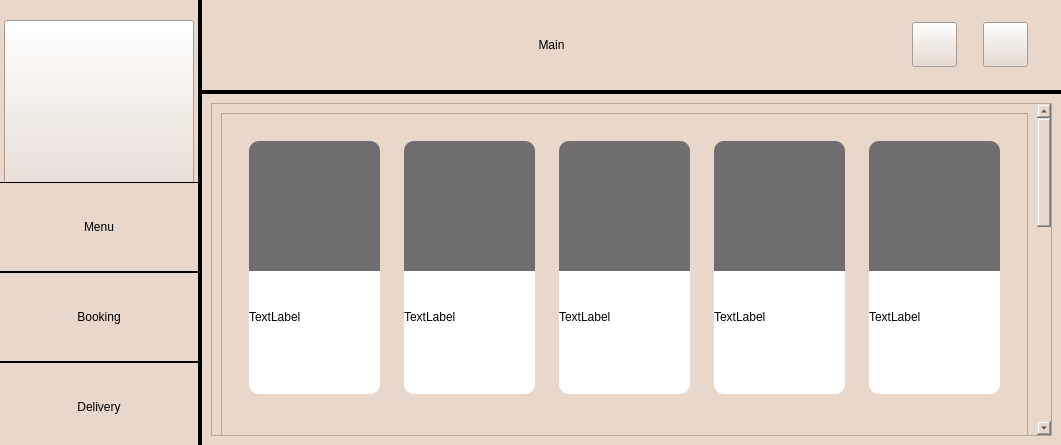
Old version of the form application/menuwindow.ui in the repository redm0unt/OurCafe.
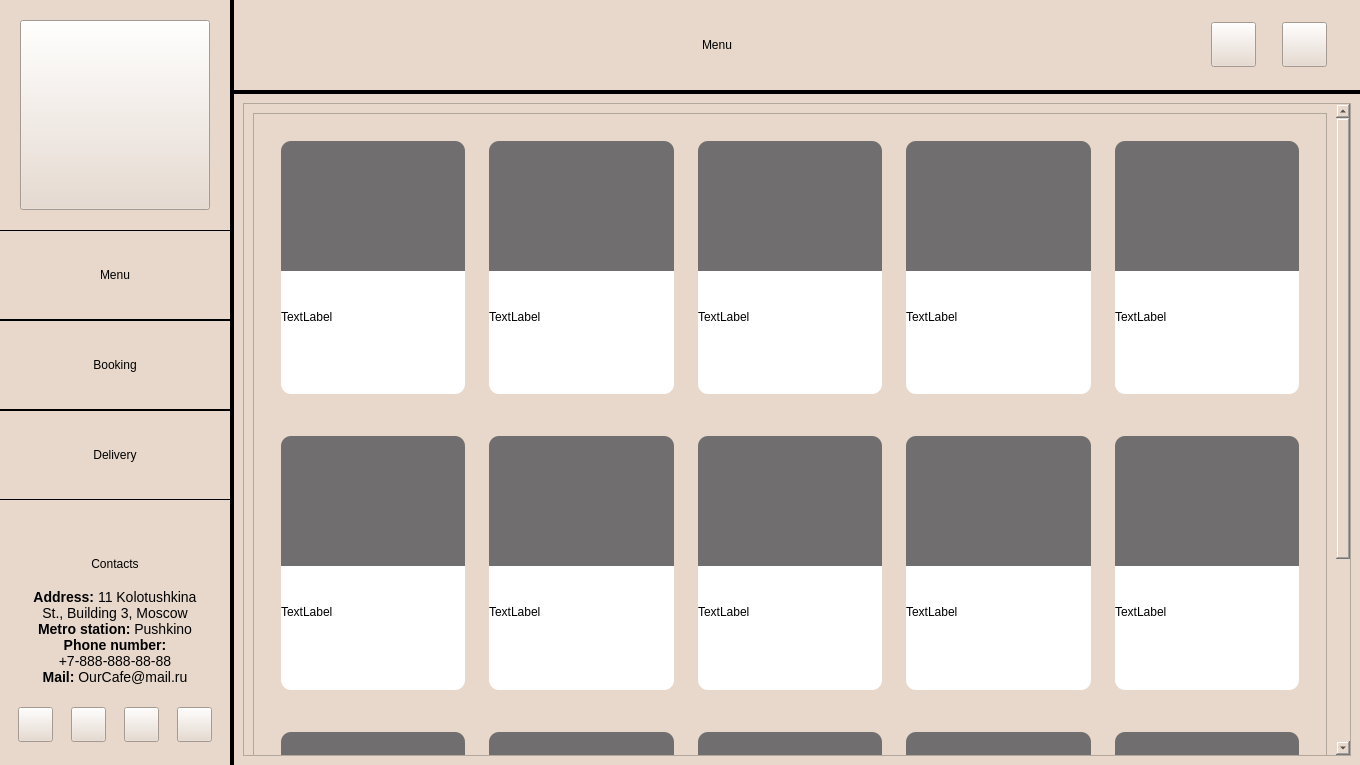
New version of the form. Icons and pictures are not drawn.

Commit message: Crossdevice adjustment. Font normalization

The edit to the form file:
```diff
--- a/application/menuwindow.ui
+++ b/application/menuwindow.ui
@@ -6,8 +6,8 @@
    <rect>
     <x>0</x>
     <y>0</y>
-    <width>1061</width>
-    <height>445</height>
+    <width>1360</width>
+    <height>765</height>
    </rect>
   </property>
   <property name="sizePolicy">
@@ -193,7 +193,7 @@
          <property name="sizeHint" stdset="0">
           <size>
            <width>45</width>
-           <height>40</height>
+           <height>20</height>
           </size>
          </property>
         </spacer>
@@ -303,12 +303,12 @@
           <enum>Qt::Vertical</enum>
          </property>
          <property name="sizeType">
-          <enum>QSizePolicy::Fixed</enum>
+          <enum>QSizePolicy::Expanding</enum>
          </property>
          <property name="sizeHint" stdset="0">
           <size>
            <width>45</width>
-           <height>45</height>
+           <height>10</height>
           </size>
          </property>
         </spacer>
@@ -321,10 +321,16 @@
            <verstretch>0</verstretch>
           </sizepolicy>
          </property>
+         <property name="minimumSize">
+          <size>
+           <width>0</width>
+           <height>20</height>
+          </size>
+         </property>
          <property name="maximumSize">
           <size>
            <width>16777215</width>
-           <height>20</height>
+           <height>40</height>
           </size>
          </property>
          <property name="styleSheet">
@@ -352,7 +358,7 @@
          <property name="sizeHint" stdset="0">
           <size>
            <width>45</width>
-           <height>45</height>
+           <height>15</height>
           </size>
          </property>
         </spacer>
@@ -393,7 +399,7 @@
              <enum>Qt::NoFocus</enum>
             </property>
             <property name="styleSheet">
-             <string notr="true">font: 13pt &quot;Bodoni Moda 9pt&quot;;</string>
+             <string notr="true">font: 14px</string>
             </property>
             <property name="frameShadow">
              <enum>QFrame::Plain</enum>
@@ -691,7 +697,7 @@
              </sizepolicy>
             </property>
             <property name="text">
-             <string>Main</string>
+             <string>Menu</string>
             </property>
             <property name="alignment">
              <set>Qt::AlignCenter</set>
@@ -857,6 +863,12 @@
          <layout class="QVBoxLayout" name="verticalLayout">
           <item>
            <widget class="QScrollArea" name="scrollArea">
+            <property name="sizePolicy">
+             <sizepolicy hsizetype="Preferred" vsizetype="Expanding">
+              <horstretch>0</horstretch>
+              <verstretch>0</verstretch>
+             </sizepolicy>
+            </property>
             <property name="widgetResizable">
              <bool>true</bool>
             </property>
@@ -865,7 +877,7 @@
               <rect>
                <x>0</x>
                <y>0</y>
-               <width>786</width>
+               <width>1085</width>
                <height>922</height>
               </rect>
              </property>
```
Left out of the diff: 18 changed lines with no effect on the pictures. The commit also changes 596 other files.
